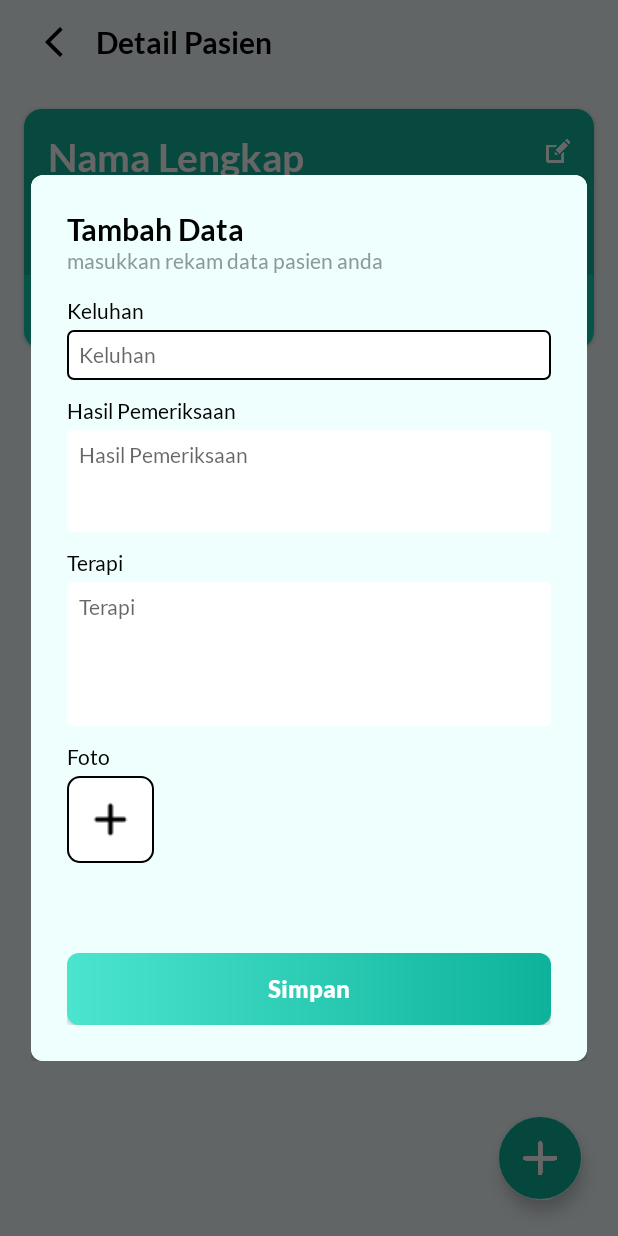
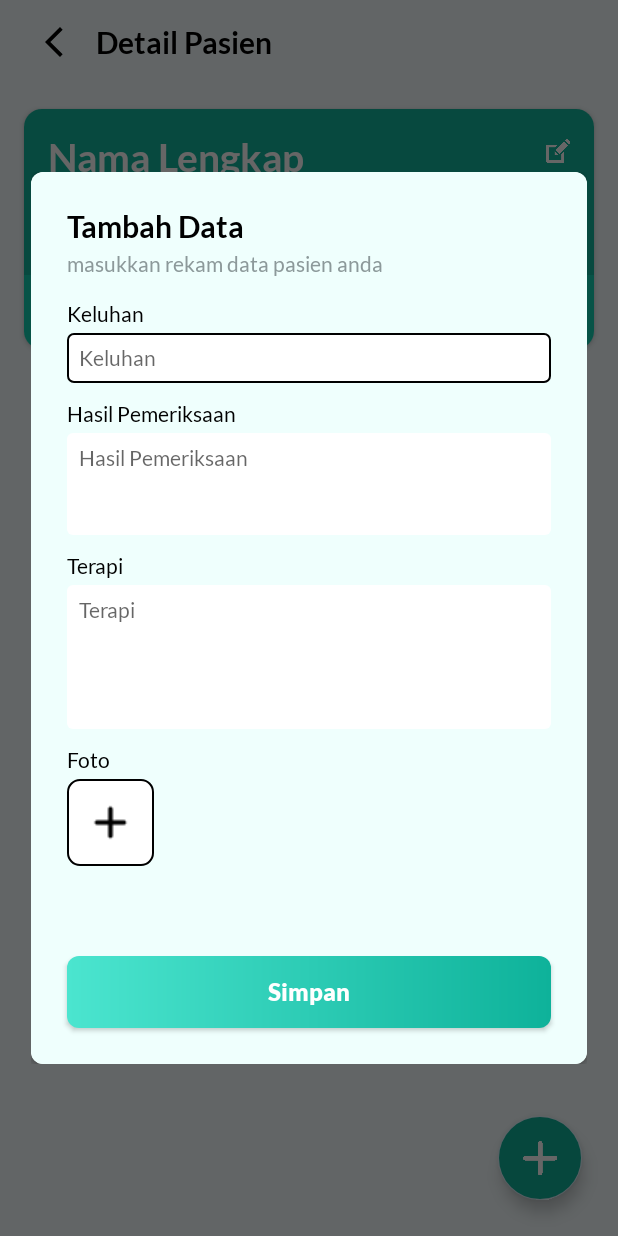
Before and after one commit to nomadevid/direcApps, an Android app: the fragment DialogAddDataActivity placed in its activity, on a phone screen of 412 x 824 dp. Run offline under Robolectric (Android 15) with nearby library versions, the phone set to English and light mode, and no system bars; our stand-ins replace Firebase (no records; nobody signed in at launch, a user with empty details on screens opened directly); 3 statements that could not run were skipped.

Commit message:
fixing recyclerview order and back button on DetailActivity, fixing activity_dialog_add_data layout

```diff
--- a/app/src/main/java/com/nomadev/direc/ui/detail/DetailActivity.java
+++ b/app/src/main/java/com/nomadev/direc/ui/detail/DetailActivity.java
@@ -1,12 +1,6 @@
 package com.nomadev.direc.ui.detail;
 
-import androidx.annotation.NonNull;
-import androidx.appcompat.app.AppCompatActivity;
-import androidx.recyclerview.widget.LinearLayoutManager;
-
 import android.app.Dialog;
-import android.graphics.Color;
-import android.graphics.drawable.ColorDrawable;
 import android.os.Bundle;
 import android.os.Handler;
 import android.text.TextUtils;
@@ -14,19 +8,18 @@ import android.util.Log;
 import android.view.View;
 import android.widget.Toast;
 
-import com.google.android.gms.tasks.OnFailureListener;
+import androidx.appcompat.app.AppCompatActivity;
+import androidx.recyclerview.widget.LinearLayoutManager;
+
 import com.google.android.gms.tasks.OnSuccessListener;
-import com.google.android.material.floatingactionbutton.FloatingActionButton;
 import com.google.firebase.firestore.CollectionReference;
 import com.google.firebase.firestore.DocumentReference;
 import com.google.firebase.firestore.DocumentSnapshot;
 import com.google.firebase.firestore.FirebaseFirestore;
 import com.google.firebase.firestore.Query;
-import com.google.firebase.firestore.QuerySnapshot;
 import com.nomadev.direc.R;
 import com.nomadev.direc.databinding.ActivityDetailBinding;
 import com.nomadev.direc.model.HasilPeriksaModel;
-import com.nomadev.direc.model.PasienModel;
 import com.nomadev.direc.ui.detail.dialogadddata.DialogAddDataActivity;
 import com.nomadev.direc.ui.detail.dialogadddata.DialogUpdateDataActivity;
 import com.nomadev.direc.ui.detail.dialogdeletedata.DialogDeleteDataActiivity;
@@ -67,8 +60,6 @@ public class DetailActivity extends AppCompatActivity implements DialogAddDataAc
         setContentView(binding.getRoot());
 
         id = getIntent().getStringExtra(ID);
-        //Log.d("ID", "Ini ID : " + id);
-
 
         //Recycle View Build Firebase
         hasilPeriksaModelArrayList = new ArrayList<>();
@@ -93,7 +84,7 @@ public class DetailActivity extends AppCompatActivity implements DialogAddDataAc
             bundle.putString(NAMA, nama);
             bundle.putString(TANGGAL_LAHIR, tanggalLahir);
             dialog.setArguments(bundle);
-            dialog.show(getSupportFragmentManager(),"Dialog Add Data");
+            dialog.show(getSupportFragmentManager(), "Dialog Add Data");
         });
 
         binding.ibEdit.setOnClickListener(v -> {
@@ -101,9 +92,16 @@ public class DetailActivity extends AppCompatActivity implements DialogAddDataAc
             Bundle bundle = new Bundle();
             bundle.putString(ID, id);
             dialog.setArguments(bundle);
-            dialog.show(getSupportFragmentManager(),"Dialog Edit Pasien");
+            dialog.show(getSupportFragmentManager(), "Dialog Edit Pasien");
             dialog.getShowsDialog();
             Log.d("DIALOG", "DIALOG EDIT :  " + dialog.getShowsDialog());
+        });
+
+        binding.ibBack.setOnClickListener(new View.OnClickListener() {
+            @Override
+            public void onClick(View v) {
+                onBackPressed();
+            }
         });
     }
 
@@ -116,7 +114,8 @@ public class DetailActivity extends AppCompatActivity implements DialogAddDataAc
     private void getHasilPeriksaData() {
         hasilPeriksaModelArrayList.clear();
         CollectionReference dbHasilPeriksa = db.collection("pasien").document(id).collection("history");
-        dbHasilPeriksa.get().addOnSuccessListener(queryDocumentSnapshots -> {
+        Query query = dbHasilPeriksa.orderBy("tanggal", Query.Direction.ASCENDING);
+        query.get().addOnSuccessListener(queryDocumentSnapshots -> {
             if (!queryDocumentSnapshots.isEmpty()) {
                 List<DocumentSnapshot> list = queryDocumentSnapshots.getDocuments();
                 for (DocumentSnapshot documentSnapshot : list) {
@@ -128,10 +127,8 @@ public class DetailActivity extends AppCompatActivity implements DialogAddDataAc
                 getHeaderList(hasilPeriksaModelArrayList);
                 hasilPeriksaAdapter.notifyDataSetChanged();
                 Log.d("FEEDBACK", "Berhasil Mengambil Data.");
-//                Toast.makeText(getApplicationContext(), "Berhasil Mengambil Data.", Toast.LENGTH_SHORT).show();
             } else {
                 Log.d("FEEDBACK", "Data Kosong.");
-//                Toast.makeText(getApplicationContext(), "Data Kosong.", Toast.LENGTH_SHORT).show();
             }
         }).addOnFailureListener(e -> Toast.makeText(getApplicationContext(), "Error: " + e.toString(), Toast.LENGTH_SHORT).show());
         binding.refreshLayout.setRefreshing(false);
@@ -143,7 +140,7 @@ public class DetailActivity extends AppCompatActivity implements DialogAddDataAc
         dbPasien.get().addOnSuccessListener(new OnSuccessListener<DocumentSnapshot>() {
             @Override
             public void onSuccess(DocumentSnapshot documentSnapshot) {
-                if (documentSnapshot.exists()){
+                if (documentSnapshot.exists()) {
                     nama = documentSnapshot.getString("nama");
                     tanggalLahir = documentSnapshot.getString("tanggalLahir");
                     kelamin = documentSnapshot.getString("kelamin");
@@ -157,8 +154,7 @@ public class DetailActivity extends AppCompatActivity implements DialogAddDataAc
                     binding.tvAlamat.setText(alamat);
 
                     Log.d("FEEDBACK", "Berhasil Mengambil Data.");
-                }
-                else {
+                } else {
                     Log.d("FEEDBACK", "Data Kosong.");
                 }
             }
@@ -178,7 +174,7 @@ public class DetailActivity extends AppCompatActivity implements DialogAddDataAc
         int size = list.size();
         listSection.clear();
 
-        for (int i = 0; i < size; i++) {
+        for (int i = size - 1; i >= 0; i--) {
             HasilPeriksaModel user = list.get(i);
             Log.d("getHeader", user.getTanggal());
             String header = String.valueOf(user.getTanggal());
--- a/app/src/main/java/com/nomadev/direc/ui/home/byage/ByAgeFragment.java
+++ b/app/src/main/java/com/nomadev/direc/ui/home/byage/ByAgeFragment.java
@@ -172,4 +172,6 @@ public class ByAgeFragment extends Fragment {
             binding.tvKeterangan.setVisibility(View.GONE);
         }
     }
+
+
 }
--- a/app/src/main/res/layout/activity_detail.xml
+++ b/app/src/main/res/layout/activity_detail.xml
@@ -7,17 +7,19 @@
     android:background="@color/direc_blue_light_background"
     tools:context=".ui.detail.DetailActivity">
 
-    <LinearLayout
+    <com.google.android.material.appbar.AppBarLayout
+        android:id="@+id/rl_action_bar"
         android:layout_width="match_parent"
         android:layout_height="wrap_content"
-        android:orientation="vertical">
+        android:background="@color/direc_blue_light_background"
+        app:liftOnScroll="true"
+        app:liftOnScrollTargetViewId="@id/nested_scroll_view">
 
         <RelativeLayout
-            android:id="@+id/rl_action_bar"
             android:layout_width="match_parent"
             android:layout_height="wrap_content"
-            android:paddingHorizontal="24dp"
-            android:paddingVertical="16dp">
+            android:layout_marginHorizontal="24dp"
+            android:layout_marginVertical="16dp">
 
             <ImageButton
                 android:id="@+id/ib_back"
@@ -25,6 +27,7 @@
                 android:layout_height="wrap_content"
                 android:layout_centerVertical="true"
                 android:background="@android:color/transparent"
+                android:scaleType="centerInside"
                 android:src="@drawable/ic_baseline_arrow_back_ios_new_24" />
 
             <TextView
@@ -37,9 +40,16 @@
                 android:layout_toEndOf="@id/ib_back"
                 android:text="@string/detail_pasien" />
         </RelativeLayout>
+    </com.google.android.material.appbar.AppBarLayout>
 
-        <androidx.swiperefreshlayout.widget.SwipeRefreshLayout
-            android:id="@+id/refresh_layout"
+    <androidx.swiperefreshlayout.widget.SwipeRefreshLayout
+        android:id="@+id/refresh_layout"
+        android:layout_width="match_parent"
+        android:layout_height="match_parent"
+        app:layout_behavior="com.google.android.material.appbar.AppBarLayout$ScrollingViewBehavior">
+
+        <androidx.core.widget.NestedScrollView
+            android:id="@+id/nested_scroll_view"
             android:layout_width="match_parent"
             android:layout_height="match_parent">
 
@@ -201,15 +211,13 @@
                     android:id="@+id/rv_hasil_periksa"
                     android:layout_width="match_parent"
                     android:layout_height="wrap_content"
-                    android:layout_marginTop="16dp"
                     android:clipToPadding="false"
+                    android:nestedScrollingEnabled="false"
                     android:paddingBottom="16dp"
                     tools:listitem="@layout/item_hasil_periksa_pasien" />
             </LinearLayout>
-
-        </androidx.swiperefreshlayout.widget.SwipeRefreshLayout>
-
-    </LinearLayout>
+        </androidx.core.widget.NestedScrollView>
+    </androidx.swiperefreshlayout.widget.SwipeRefreshLayout>
 
     <com.google.android.material.floatingactionbutton.FloatingActionButton
         android:id="@+id/fab_tambah_data"
--- a/app/src/main/res/layout/activity_dialog_add_data.xml
+++ b/app/src/main/res/layout/activity_dialog_add_data.xml
@@ -14,7 +14,8 @@
         <LinearLayout
             style="@style/DialogStyle"
             android:layout_width="match_parent"
-            android:layout_height="match_parent"
+            android:layout_height="wrap_content"
+            android:clipToPadding="false"
             android:orientation="vertical"
             android:padding="24dp">
 
@@ -28,6 +29,7 @@
                 style="@style/TextCardViewContentGrey"
                 android:layout_width="wrap_content"
                 android:layout_height="wrap_content"
+                android:layout_marginTop="4dp"
                 android:layout_marginBottom="16dp"
                 android:text="@string/masukkan_rekam_data_pasien_anda" />
 
@@ -43,27 +45,31 @@
                 style="@style/TextCardViewContentBlack"
                 android:layout_width="match_parent"
                 android:layout_height="wrap_content"
+                android:layout_marginBottom="12dp"
+                android:background="@drawable/rounded_edittext"
                 android:hint="@string/keluhan_title"
-                android:layout_marginBottom="12dp"
-                android:background="@drawable/rounded_edittext" />
+                android:importantForAutofill="no"
+                android:inputType="text" />
 
             <TextView
                 style="@style/TextCardViewContentBlack"
                 android:layout_width="wrap_content"
                 android:layout_height="wrap_content"
                 android:layout_marginBottom="4dp"
-                android:text="@string/hasil_pemeriksaan_title"/>
+                android:text="@string/hasil_pemeriksaan_title" />
 
             <EditText
                 android:id="@+id/et_hasil_periksa"
                 style="@style/TextCardViewContentBlack"
                 android:layout_width="match_parent"
                 android:layout_height="68dp"
-                android:maxLines="50"
+                android:layout_marginBottom="12dp"
+                android:background="@drawable/rounded_edittext"
+                android:gravity="top|start"
                 android:hint="@string/hasil_pemeriksaan"
-                android:gravity="top|left"
-                android:layout_marginBottom="12dp"
-                android:background="@drawable/rounded_edittext" />
+                android:importantForAutofill="no"
+                android:inputType="textMultiLine"
+                android:maxLines="50" />
 
             <TextView
                 style="@style/TextCardViewContentBlack"
@@ -77,11 +83,13 @@
                 style="@style/TextCardViewContentBlack"
                 android:layout_width="match_parent"
                 android:layout_height="96dp"
-                android:maxLines="50"
+                android:layout_marginBottom="12dp"
+                android:background="@drawable/rounded_edittext"
+                android:gravity="top|start"
                 android:hint="@string/terapi"
-                android:gravity="top|left"
-                android:layout_marginBottom="12dp"
-                android:background="@drawable/rounded_edittext" />
+                android:importantForAutofill="no"
+                android:inputType="textMultiLine"
+                android:maxLines="50" />
 
             <TextView
                 style="@style/TextCardViewContentBlack"
@@ -94,16 +102,16 @@
                 android:id="@+id/sv_foto"
                 android:layout_width="match_parent"
                 android:layout_height="wrap_content"
-                android:orientation="vertical"
-                android:layout_marginBottom="52dp">
+                android:layout_marginBottom="52dp"
+                android:orientation="vertical">
 
                 <ImageButton
                     android:id="@+id/ib_add_photo"
                     android:layout_width="58dp"
                     android:layout_height="58dp"
                     android:layout_marginBottom="8dp"
-                    android:src="@drawable/icon_add_photo"
-                    android:background="@drawable/bg_add_photo_button"/>
+                    android:background="@drawable/bg_add_photo_button"
+                    android:src="@drawable/icon_add_photo" />
 
                 <androidx.recyclerview.widget.RecyclerView
                     android:id="@+id/rv_foto"
@@ -119,8 +127,8 @@
                 style="@style/ButtonStyle"
                 android:layout_width="match_parent"
                 android:layout_height="wrap_content"
-                android:text="@string/simpan"
-                android:background="@drawable/gradient_button_masuk"/>
+                android:background="@drawable/gradient_button_masuk"
+                android:text="@string/simpan" />
 
         </LinearLayout>
 
```
Also changed, not shown: app/src/main/res/drawable/ic_menu.xml (added, +15 -0 lines), app/src/main/res/layout/activity_home.xml (+6 -5 lines), app/src/main/res/layout/item_hasil_periksa_pasien.xml (+14 -6 lines), app/src/main/res/drawable/calendar_icon.png (deleted).
